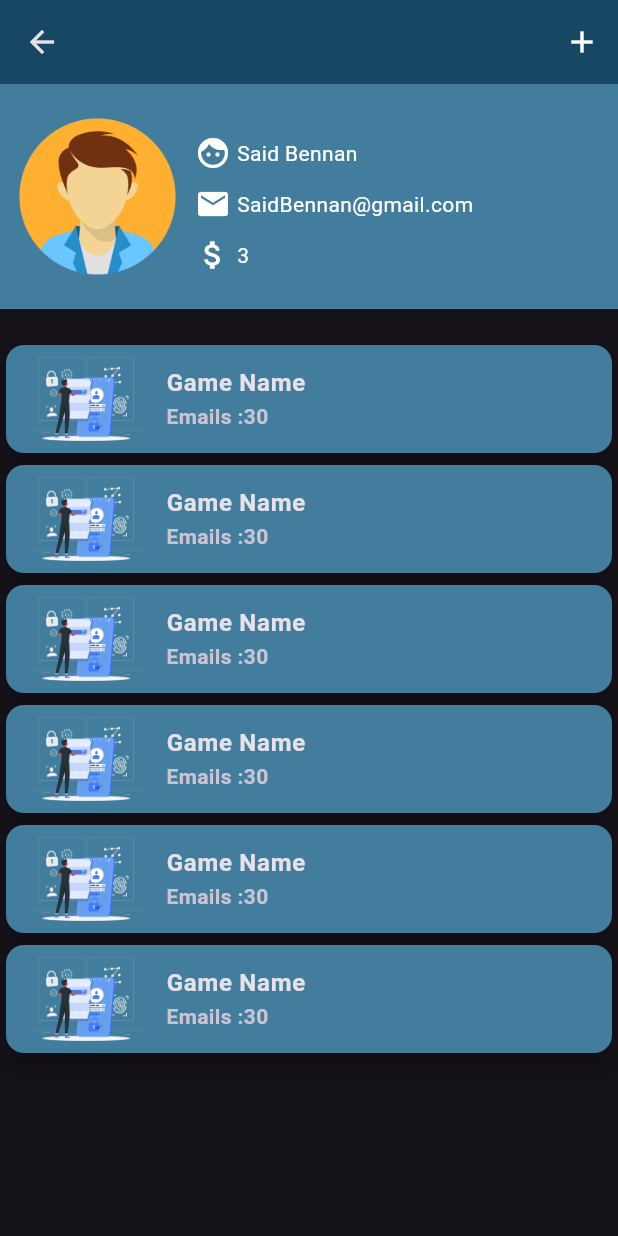
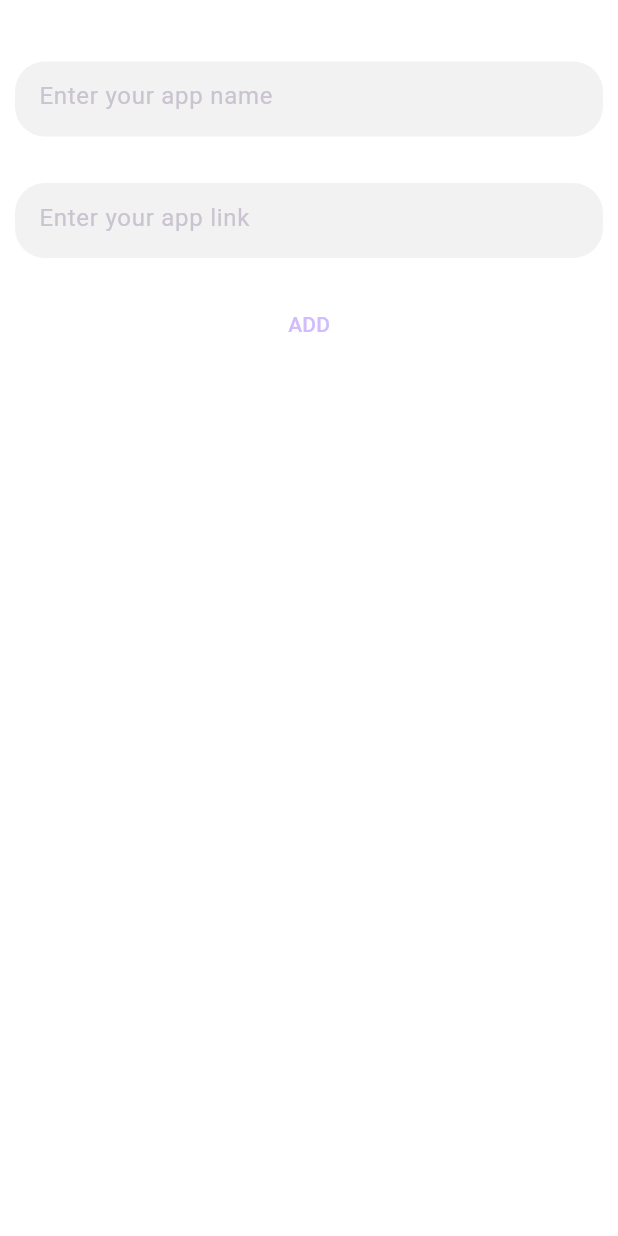
Before and after one commit to SaidBennana/play_store_test, a Flutter app: the screen it shows after launch, after a tap on the "add" icon, on a phone screen of 412 x 824 dp. Run offline on Flutter 3.47's test engine with Material 3 defaults, Android fonts, the light colour scheme and no system bars; drawn by our look-alikes of toggle_switch; our stand-ins replace get.

Commit message:
all pages user is done

```diff
--- a/lib/main.dart
+++ b/lib/main.dart
@@ -1,5 +1,7 @@
 import 'package:flutter/material.dart';
 import 'package:get/get.dart';
+import 'package:play_store_test/view/Auth/verfay_email.dart';
+import 'package:play_store_test/view/userPages/app_page.dart';
 import 'package:play_store_test/view/userPages/homeScreen.dart';
 import 'package:play_store_test/view/userPages/user_apps.dart';
 import 'view/Auth/sign_up.dart';
@@ -17,12 +19,14 @@ class MyApp extends StatelessWidget {
     return GetMaterialApp(
       debugShowCheckedModeBanner: false,
       theme: themes.dark,
-      initialRoute: "/User_apps",
+      initialRoute: "app_page",
       getPages: [
         GetPage(name: "/sign_in", page: () => const Sign_in()),
         GetPage(name: "/sign_up", page: () => const Sign_up()),
+        GetPage(name: "/verfiyEmail", page: () => verfayEmail()),
         GetPage(name: "/HomeScreen", page: () => homeScreen()),
         GetPage(name: "/User_apps", page: () => user_apps()),
+        GetPage(name: "/app_page", page: () => app_page()),
       ],
     );
   }
--- /dev/null
+++ b/lib/view/userPages/app_page.dart
@@ -0,0 +1,153 @@
+import 'package:flutter/material.dart';
+import 'package:get/get.dart';
+import 'package:play_store_test/widgets/Button_auth.dart';
+import 'package:play_store_test/widgets/FiledText.dart';
+import '../../widgets/card_home.dart';
+
+class app_page extends StatelessWidget {
+  const app_page({super.key});
+  final Is_user_apps = true;
+
+  @override
+  Widget build(BuildContext context) {
+    return Scaffold(
+      appBar: AppBar(
+        backgroundColor: Color(0xff164863),
+        actions: [
+          IconButton(
+            onPressed: () async {
+              await Get.bottomSheet(
+                Container(
+                  padding: EdgeInsets.all(10),
+                  color: Colors.white,
+                  width: double.infinity,
+                  height: Get.height,
+                  child: Column(
+                    crossAxisAlignment: CrossAxisAlignment.center,
+                    children: [
+                      FiledText(
+                          fildName: "App Name",
+                          hintName: "Enter your app name"),
+                      FiledText(
+                          fildName: "App link",
+                          hintName: "Enter your app link"),
+                      SizedBox(
+                        height: 20,
+                      ),
+                      TextButton(
+                        onPressed: () {},
+                        child: Text("ADD"),
+                      ),
+                      SizedBox(
+                        height: 20,
+                      ),
+                    ],
+                  ),
+                ),
+                isScrollControlled: true,
+                barrierColor: Colors.blue[500],
+                backgroundColor: Colors.black,
+              );
+            },
+            icon: Icon(Icons.add),
+            color: Colors.white,
+          ),
+        ],
+        leading: IconButton(
+            onPressed: () {
+              Get.toNamed("HomeScreen");
+            },
+            icon: Icon(Icons.arrow_back)),
+      ),
+      body: SafeArea(
+        child: Column(
+          children: [
+            Container(
+              padding: EdgeInsets.symmetric(vertical: 10),
+              height: 150,
+              decoration: BoxDecoration(
+                color: Color(0xff427D9D),
+              ),
+              child: Row(
+                children: [
+                  Image.asset("Assets/images/avater.png"),
+                  Column(
+                    mainAxisAlignment: MainAxisAlignment.center,
+                    crossAxisAlignment: CrossAxisAlignment.start,
+                    children: [
+                      cardInfo("Spider man", Icon(Icons.apps)),
+                      cardInfo("Emails : 20", Icon(Icons.email)),
+                    ],
+                  ),
+                ],
+              ),
+            ),
+            chcack_User_Acount(),
+          ],
+        ),
+      ),
+    );
+  }
+
+  Padding cardInfo(String index, Icon icon) {
+    return Padding(
+      padding: const EdgeInsets.only(top: 10),
+      child: Row(
+        children: [
+          icon,
+          SizedBox(
+            width: 4,
+          ),
+          Text(index),
+        ],
+      ),
+    );
+  }
+
+  Widget chcack_User_Acount() {
+    if (Is_user_apps) {
+      return Container(
+        margin: EdgeInsets.only(top: 20),
+        height: Get.height * .6,
+        child: AnimatedList(
+            initialItemCount: 6,
+            itemBuilder: (context, index, animation) {
+              print(index);
+              return cardItems_home(
+                Can_select_valid_email: true,
+              );
+            }),
+      );
+    } else {
+      return Add_email_app();
+    }
+  }
+}
+
+class Add_email_app extends StatelessWidget {
+  const Add_email_app({
+    super.key,
+  });
+
+  @override
+  Widget build(BuildContext context) {
+    return Expanded(
+      child: Container(
+        child: Column(
+          children: [
+            SizedBox(
+              width: 200,
+              child: MaterialButton(
+                color: Colors.amber,
+                onPressed: () {},
+                child: Row(
+                  children: [Icon(Icons.add), Text("Add your email")],
+                ),
+              ),
+            )
+          ],
+        ),
+      ),
+    );
+  }
+}
--- a/lib/view/userPages/user_apps.dart
+++ b/lib/view/userPages/user_apps.dart
@@ -1,7 +1,5 @@
 import 'package:flutter/material.dart';
 import 'package:get/get.dart';
-
-import '../../widgets/DrawerMenu.dart';
 import '../../widgets/card_home.dart';
 
 class user_apps extends StatelessWidget {
@@ -56,7 +54,9 @@ class user_apps extends StatelessWidget {
                   initialItemCount: 6,
                   itemBuilder: (context, index, animation) {
                     print(index);
-                    return cardItems_home();
+                    return cardItems_home(
+                      Can_select_valid_email: false,
+                    );
                   }),
             ),
           ],
--- /dev/null
+++ b/lib/widgets/FiledText.dart
@@ -0,0 +1,48 @@
+import 'package:flutter/material.dart';
+import 'package:get/get.dart';
+
+class FiledText extends StatelessWidget {
+  const FiledText({
+    super.key,
+    required this.fildName,
+    required this.hintName,
+  });
+  final fildName;
+  final hintName;
+
+  @override
+  Widget build(BuildContext context) {
+    return Container(
+      child: Column(crossAxisAlignment: CrossAxisAlignment.start, children: [
+        Text(
+          fildName,
+          textAlign: TextAlign.left,
+          style: TextStyle(
+            color: Get.isDarkMode ? Colors.white : Colors.black87,
+            fontSize: 15,
+            fontWeight: FontWeight.bold,
+          ),
+        ),
+        SizedBox(
+          height: 10,
+        ),
+        SizedBox(
+          height: 50,
+          child: TextFormField(
+            style:
+                TextStyle(color: Get.isDarkMode ? Colors.white : Colors.black),
+            decoration: InputDecoration(
+              filled: true,
+              fillColor: Colors.black.withOpacity(.05),
+              hintText: hintName,
+              border: OutlineInputBorder(
+                borderSide: BorderSide.none,
+                borderRadius: BorderRadius.circular(20.0),
+              ),
+            ),
+          ),
+        ),
+      ]),
+    );
+  }
+}
--- a/lib/widgets/Other_Auth.dart
+++ b/lib/widgets/Other_Auth.dart
@@ -1,4 +1,5 @@
 import 'package:flutter/material.dart';
+import 'package:get/get.dart';
 
 class Card_Auth_Other extends StatelessWidget {
   const Card_Auth_Other({
@@ -17,7 +18,9 @@ class Card_Auth_Other extends StatelessWidget {
             children: [
               Text(
                 "OR",
-                style: TextStyle(fontSize: 17),
+                style: TextStyle(
+                    color: Get.isDarkMode ? Colors.white : Colors.black87,
+                    fontSize: 17),
               ),
             ],
           ),
--- a/lib/widgets/card_home.dart
+++ b/lib/widgets/card_home.dart
@@ -1,7 +1,9 @@
 import 'package:flutter/material.dart';
+import 'package:toggle_switch/toggle_switch.dart';
 
 class cardItems_home extends StatelessWidget {
-  const cardItems_home({super.key});
+  const cardItems_home({super.key, this.Can_select_valid_email = false});
+  final bool Can_select_valid_email;
 
   @override
   Widget build(BuildContext context) {
@@ -30,9 +32,47 @@ class cardItems_home extends StatelessWidget {
                 fontWeight: FontWeight.bold,
               ),
             ),
+            trailing: Can_select_valid_email ? valid_email() : null,
           ),
         ),
       ),
     );
   }
 }
+
+class valid_email extends StatelessWidget {
+  const valid_email({
+    super.key,
+  });
+
+  @override
+  Widget build(BuildContext context) {
+    return Padding(
+      padding: const EdgeInsets.all(8.0),
+      child: SizedBox(
+        width: 50,
+        height: 30,
+        child: FittedBox(
+          fit: BoxFit.cover,
+          child: ToggleSwitch(
+            cornerRadius: 20.0,
+            activeBgColors: [
+              [Colors.green[800]!],
+              [Colors.red[800]!]
+            ],
+            activeFgColor: Colors.white,
+            inactiveBgColor: Colors.grey,
+            inactiveFgColor: Colors.white,
+            initialLabelIndex: 1,
+            totalSwitches: 2,
+            labels: ['True', 'False'],
+            radiusStyle: true,
+            onToggle: (index) {
+              print('switched to: $index');
+            },
+          ),
+        ),
+      ),
+    );
+  }
+}
```
Also changed, not shown: lib/view/Auth/sign_in.dart (+11 -51 lines), lib/view/Auth/sign_up.dart (+13 -51 lines), lib/view/Auth/verfay_email.dart (+9 -2 lines), lib/view/userPages/homeScreen.dart (+43 -22 lines), pubspec.yaml (+1 -7 lines), pubspec.lock.
